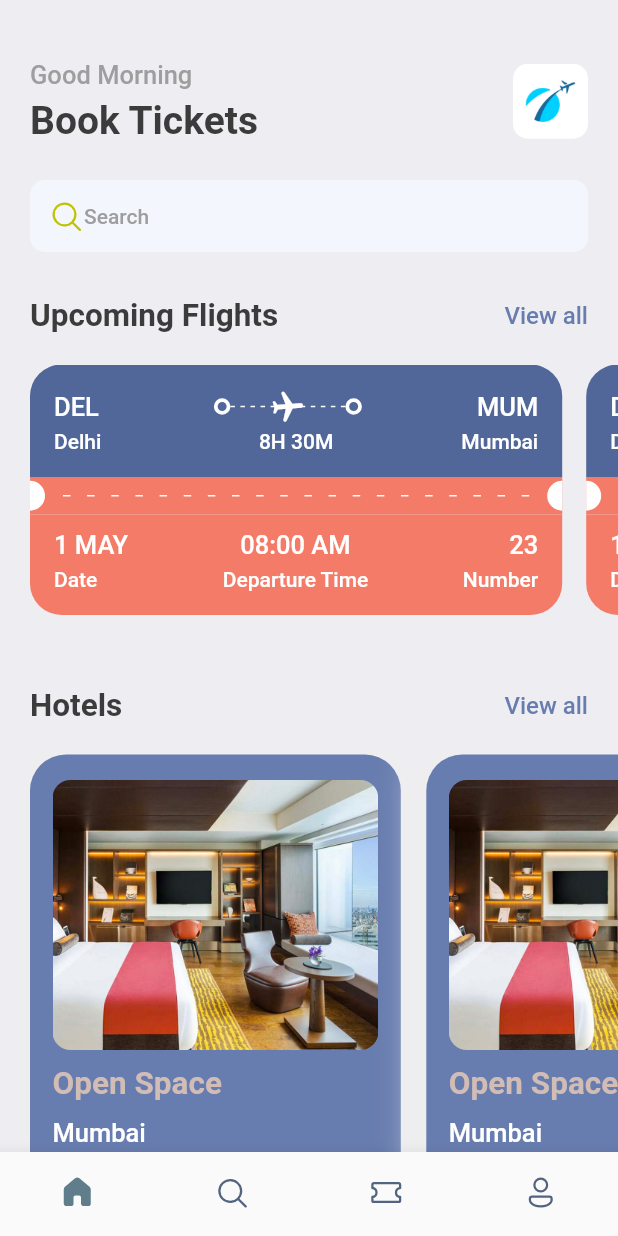
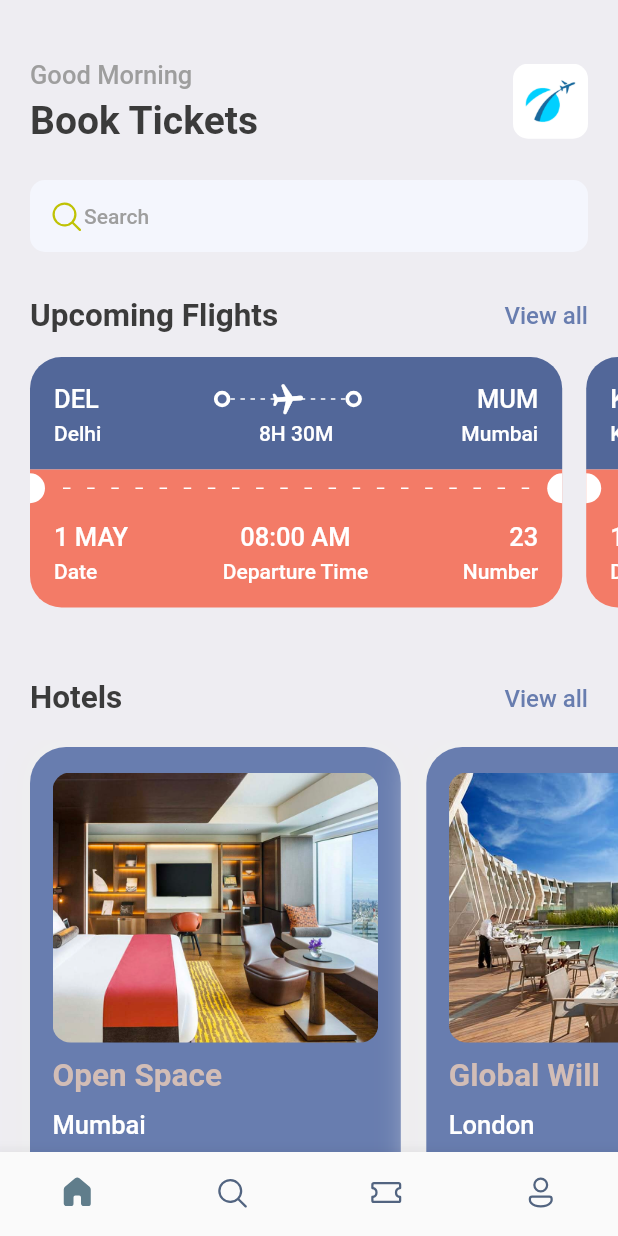
Before and after one commit to sourav091/Ticket_booking, a Flutter app: the screen it shows after launch, on a phone screen of 412 x 824 dp. Run offline on Flutter 3.47's test engine with Material 2 defaults, Android fonts, the phone set to English and light mode, and no system bars; our stand-ins replace fluentui_icons, gap.

Commit message:
Adding ticket map to constructors in TicketView class and Run app on Emulator

```diff
--- a/lib/screens/home_screen.dart
+++ b/lib/screens/home_screen.dart
@@ -87,15 +87,12 @@ class HomeScreen extends StatelessWidget {
                   )
                 ],
               )),
-          const Gap(20),
+          const Gap(15),
           SingleChildScrollView(
             scrollDirection: Axis.horizontal,
             padding: const EdgeInsets.only(left: 20),
             child: Row(
-              children: [
-                TicketView(),
-                TicketView(),
-              ],
+              children: ticketList.map((singleTicket) => TicketView(ticket: singleTicket,)).toList(),
             ),
          ),
          const Gap(15),
--- a/lib/screens/hotel_screen.dart
+++ b/lib/screens/hotel_screen.dart
@@ -9,6 +9,7 @@ class HotelScreen extends StatelessWidget {
 
   @override
   Widget build(BuildContext context) {
+    print('Hotrel Price is ${hotel['price']}');
     final size = AppLayout.getSize(context);
     return Container(
       width: size.width * 0.6,
@@ -33,23 +34,26 @@ class HotelScreen extends StatelessWidget {
             decoration: BoxDecoration(
                 borderRadius: BorderRadius.circular(12),
                 color: Styles.primaryColor,
-                image: const DecorationImage(
+                image:  DecorationImage(
                     fit: BoxFit.cover,
-                    image: AssetImage("assets/images/one.png"))),
+                    image: AssetImage("assets/images/${hotel['image']}"
+                    )
+                  )
+                ),
           ),
           const Gap(10),
           Text(
-            "Open Space",
+            hotel['place'],
             style: Styles.headLineStyle2.copyWith(color: Styles.kakiColor),
           ),
           const Gap(10),
           Text(
-            "Mumbai",
+            hotel['destination'],
             style: Styles.headLineStyle3.copyWith(color: Colors.white),
           ),
           const Gap(8),
           Text(
-            "\$45/night",
+            '\$${hotel['price']}/Night',
             style: Styles.headLineStyle1.copyWith(color: Styles.kakiColor),
           ),
         ],
--- a/lib/screens/ticket_view.dart
+++ b/lib/screens/ticket_view.dart
@@ -5,7 +5,8 @@ import 'package:flutter/material.dart';
 import 'package:gap/gap.dart';
 
 class TicketView extends StatelessWidget {
-  const TicketView({Key? key}) : super(key: key);
+  final Map<String, dynamic> ticket;
+  const TicketView({Key? key, required this.ticket}) : super(key: key);
 
   @override
   Widget build(BuildContext context) {
@@ -33,7 +34,7 @@ class TicketView extends StatelessWidget {
                   Row(
                     children: [
                       Text(
-                        "DEL",
+                        ticket['from']['code'],
                         style:
                             Styles.headLineStyle3.copyWith(color: Colors.white),
                       ),
@@ -83,7 +84,7 @@ class TicketView extends StatelessWidget {
                       const ThickContainer(),
                       Expanded(child: Container()),
                       Text(
-                        "MUM",
+                        ticket['to']['code'],
                         style:
                             Styles.headLineStyle3.copyWith(color: Colors.white),
                       )
@@ -96,21 +97,21 @@ class TicketView extends StatelessWidget {
                       SizedBox(
                         width: 100,
                         child: Text(
-                          'Delhi',
+                          ticket['from']['name'],
                           style: Styles.headLineStyle4.copyWith(
                             color: Colors.white,
                           ),
                         ),
                       ),
                       Text(
-                        "8H 30M",
+                        ticket['flying_time'],
                         style:
                             Styles.headLineStyle4.copyWith(color: Colors.white),
                       ),
                       SizedBox(
                         width: 100,
                         child: Text(
-                          'Mumbai',
+                          ticket['to']['name'],
                           textAlign: TextAlign.end,
                           style: Styles.headLineStyle4.copyWith(
                             color: Colors.white,
@@ -190,7 +191,7 @@ class TicketView extends StatelessWidget {
                       Column(
                         crossAxisAlignment: CrossAxisAlignment.start,
                         children: [
-                          Text("1 MAY", style: Styles.headLineStyle3.copyWith(color: Colors.white),),
+                          Text(ticket['date'], style: Styles.headLineStyle3.copyWith(color: Colors.white),),
                           const Gap(5),
                           Text("Date", style: Styles.headLineStyle4.copyWith(color: Colors.white),)
                         ],
@@ -198,7 +199,7 @@ class TicketView extends StatelessWidget {
                       Column(
                         crossAxisAlignment: CrossAxisAlignment.center,
                         children: [
-                          Text("08:00 AM", style: Styles.headLineStyle3.copyWith(color: Colors.white),),
+                          Text(ticket['departure_time'], style: Styles.headLineStyle3.copyWith(color: Colors.white),),
                           const Gap(5),
                           Text("Departure Time", style: Styles.headLineStyle4.copyWith(color: Colors.white),)
                         ],
@@ -206,7 +207,7 @@ class TicketView extends StatelessWidget {
                       Column(
                         crossAxisAlignment: CrossAxisAlignment.end,
                         children: [
-                          Text("23", style: Styles.headLineStyle3.copyWith(color: Colors.white),),
+                          Text(ticket['number'].toString(), style: Styles.headLineStyle3.copyWith(color: Colors.white),),
                           const Gap(5),
                           Text("Number", style: Styles.headLineStyle4.copyWith(color: Colors.white),)
                         ],
--- a/lib/utils/app_info_list.dart
+++ b/lib/utils/app_info_list.dart
@@ -18,3 +18,37 @@ List<Map<String, dynamic>> hotelList = [
     'price': 68
   },
 ];
+
+
+
+
+List<Map<String, dynamic>> ticketList = [
+  {
+    'from': {
+      'code':"DEL",
+      'name':"Delhi"
+    },
+    'to': {
+      'code':"MUM",
+      'name':"Mumbai"
+    },
+    'flying_time': '8H 30M',
+    'date': "1 MAY",
+    'departure_time':"08:00 AM",
+    "number":23
+  },
+  {
+    'from': {
+      'code':"KOL",
+      'name':"Kolkata"
+    },
+    'to': {
+      'code':"LON",
+      'name':"London"
+    },
+    'flying_time': '4H 20M',
+    'date': "10 MAY",
+    'departure_time':"09:00 AM",
+    "number":45
+  },
+];
```
